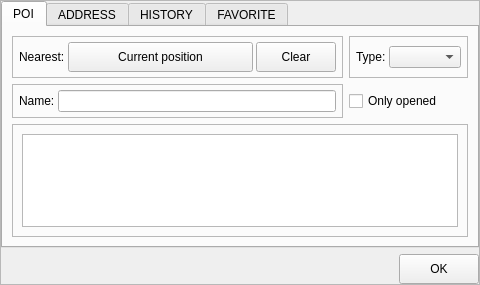
Old version of the form Pilocik/pointselectionwindow.ui in the repository dotevo/Pilocik.
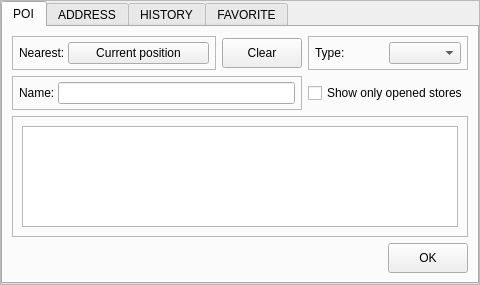
New version of the form. The open tabs and pages were chosen to show the change. Custom widgets are drawn as their Qt base class.

Commit message: GUI changes (hiding windows, changes in layout of some windows, some minor changes) + moving/standing widgets button now works

Patch:
```diff
--- a/Pilocik/pointselectionwindow.ui
+++ b/Pilocik/pointselectionwindow.ui
@@ -23,37 +23,7 @@
    <property name="margin">
     <number>0</number>
    </property>
-   <item row="2" column="0">
-    <layout class="QHBoxLayout" name="horizontalLayout">
-     <item>
-      <spacer name="horizontalSpacer">
-       <property name="orientation">
-        <enum>Qt::Horizontal</enum>
-       </property>
-       <property name="sizeHint" stdset="0">
-        <size>
-         <width>40</width>
-         <height>20</height>
-        </size>
-       </property>
-      </spacer>
-     </item>
-     <item>
-      <widget class="QPushButton" name="okButton">
-       <property name="minimumSize">
-        <size>
-         <width>0</width>
-         <height>30</height>
-        </size>
-       </property>
-       <property name="text">
-        <string>OK</string>
-       </property>
-      </widget>
-     </item>
-    </layout>
-   </item>
-   <item row="1" column="0">
+   <item row="0" column="0">
     <widget class="QTabWidget" name="tabWidget">
      <property name="styleSheet">
       <string notr="true">
@@ -115,7 +85,7 @@
             <property name="minimumSize">
              <size>
               <width>0</width>
-              <height>30</height>
+              <height>16</height>
              </size>
             </property>
             <property name="text">
@@ -123,23 +93,23 @@
             </property>
            </widget>
           </item>
-          <item>
-           <widget class="QPushButton" name="nearestClrButton">
-            <property name="minimumSize">
-             <size>
-              <width>0</width>
-              <height>30</height>
-             </size>
-            </property>
-            <property name="text">
-             <string>Clear</string>
-            </property>
-           </widget>
-          </item>
          </layout>
         </widget>
        </item>
        <item row="0" column="1">
+        <widget class="QPushButton" name="nearestClrButton">
+         <property name="minimumSize">
+          <size>
+           <width>0</width>
+           <height>30</height>
+          </size>
+         </property>
+         <property name="text">
+          <string>Clear</string>
+         </property>
+        </widget>
+       </item>
+       <item row="0" column="2">
         <widget class="QFrame" name="typeFrame">
          <property name="frameShape">
           <enum>QFrame::StyledPanel</enum>
@@ -176,7 +146,7 @@
          </layout>
         </widget>
        </item>
-       <item row="1" column="0">
+       <item row="1" column="0" colspan="2">
         <widget class="QFrame" name="nameFrame">
          <property name="frameShape">
           <enum>QFrame::StyledPanel</enum>
@@ -213,14 +183,14 @@
          </layout>
         </widget>
        </item>
-       <item row="1" column="1">
+       <item row="1" column="2">
         <widget class="QCheckBox" name="checkBox">
          <property name="text">
-          <string>Only opened</string>
+          <string>Show only opened stores</string>
          </property>
         </widget>
        </item>
-       <item row="2" column="0" colspan="2">
+       <item row="2" column="0" colspan="3">
         <widget class="QFrame" name="frame">
          <property name="frameShape">
           <enum>QFrame::StyledPanel</enum>
@@ -235,6 +205,36 @@
          </layout>
         </widget>
        </item>
+       <item row="3" column="0" colspan="3">
+        <layout class="QHBoxLayout" name="horizontalLayout_14">
+         <item>
+          <spacer name="horizontalSpacer_2">
+           <property name="orientation">
+            <enum>Qt::Horizontal</enum>
+           </property>
+           <property name="sizeHint" stdset="0">
+            <size>
+             <width>40</width>
+             <height>20</height>
+            </size>
+           </property>
+          </spacer>
+         </item>
+         <item>
+          <widget class="QPushButton" name="poiOkButton">
+           <property name="minimumSize">
+            <size>
+             <width>0</width>
+             <height>30</height>
+            </size>
+           </property>
+           <property name="text">
+            <string>OK</string>
+           </property>
+          </widget>
+         </item>
+        </layout>
+       </item>
       </layout>
      </widget>
      <widget class="QWidget" name="addressTab">
@@ -394,7 +394,37 @@
          </layout>
         </widget>
        </item>
-       <item row="2" column="0" colspan="2">
+       <item row="4" column="0" colspan="2">
+        <layout class="QHBoxLayout" name="horizontalLayout">
+         <item>
+          <spacer name="horizontalSpacer">
+           <property name="orientation">
+            <enum>Qt::Horizontal</enum>
+           </property>
+           <property name="sizeHint" stdset="0">
+            <size>
+             <width>40</width>
+             <height>20</height>
+            </size>
+           </property>
+          </spacer>
+         </item>
+         <item>
+          <widget class="QPushButton" name="okButton">
+           <property name="minimumSize">
+            <size>
+             <width>0</width>
+             <height>30</height>
+            </size>
+           </property>
+           <property name="text">
+            <string>OK</string>
+           </property>
+          </widget>
+         </item>
+        </layout>
+       </item>
+       <item row="3" column="0" colspan="2">
         <widget class="QFrame" name="frame_2">
          <property name="frameShape">
           <enum>QFrame::StyledPanel</enum>
```
Left out of the diff: 29 changed lines with no effect on the pictures. The commit also changes 36 other files.
